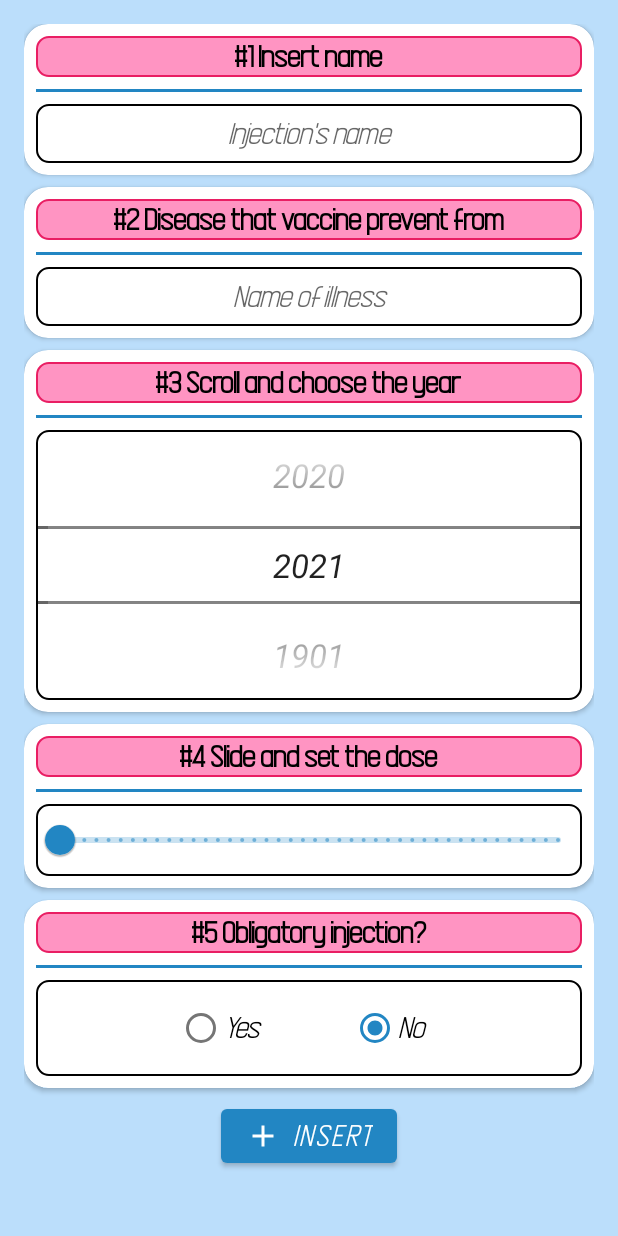
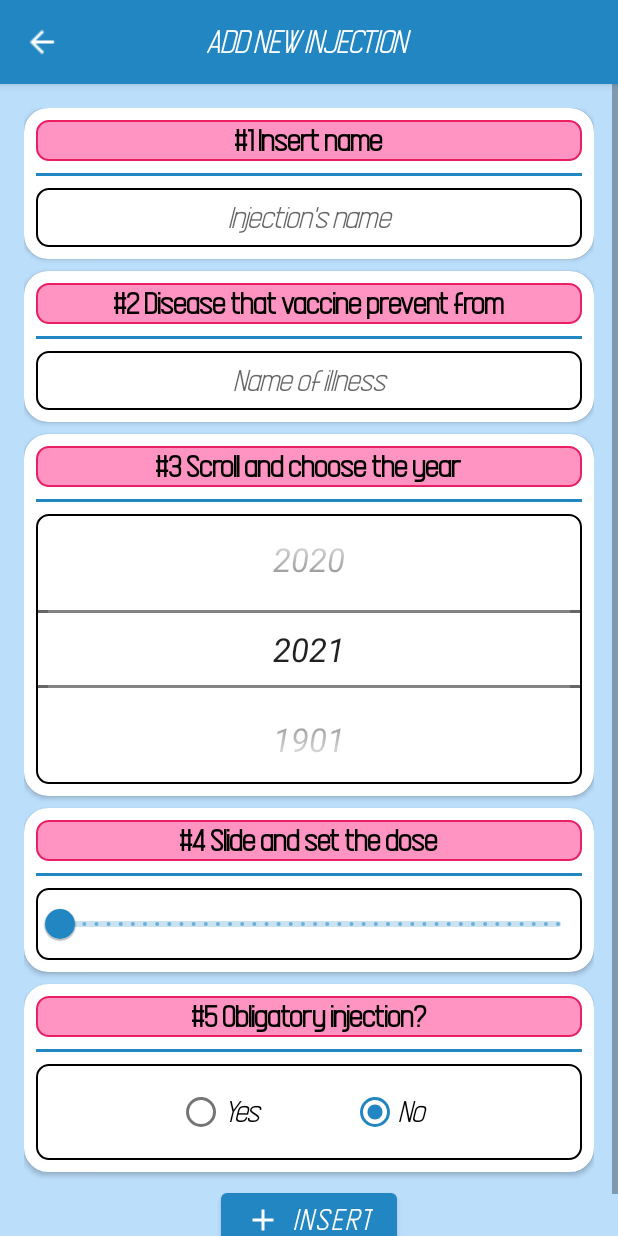
Before and after one commit to mrkomal/MyInjections, an Android app: the AddInjectionActivity screen opened directly, with no data from a screen before it, on a phone screen of 412 x 824 dp. Run offline under Robolectric (Android 15) with nearby library versions, the phone set to English and light mode, and no system bars; our stand-ins replace Room's generated code.

Commit message:
Setting app toolbar for add_injection_layout

```diff
--- a/app/src/main/java/com/example/myinjections/view/ui/AddInjectionActivity.kt
+++ b/app/src/main/java/com/example/myinjections/view/ui/AddInjectionActivity.kt
@@ -1,10 +1,12 @@
 package com.example.myinjections.view.ui
 
+import android.app.ActionBar
 import android.os.Bundle
 import android.text.TextUtils
 import android.util.Log
 import android.view.View
 import android.widget.RadioButton
+import android.widget.Toolbar
 import com.example.myinjections.viewmodel.BaseActivity
 import com.example.myinjections.R
 import com.example.myinjections.room.model.InjectionInfo
@@ -63,8 +65,13 @@ class AddInjectionActivity : BaseActivity() {
         super.onCreate(savedInstanceState)
         setContentView(R.layout.activity_add_injection)
 
-        //Setting action bar title
-        supportActionBar?.title = "NEW INJECTION"
+        //Setting toolbar
+        val toolbar = findViewById<androidx.appcompat.widget.Toolbar>(R.id.add_injection_toolbar)
+        setSupportActionBar(toolbar)
+        supportActionBar?.setDisplayShowTitleEnabled(false)
+        toolbar.setNavigationOnClickListener {
+            finish()
+        }
 
         //UI items settings
         setYearPickerValues()
--- a/app/src/main/res/layout/activity_add_injection.xml
+++ b/app/src/main/res/layout/activity_add_injection.xml
@@ -1,4 +1,31 @@
 <?xml version="1.0" encoding="utf-8"?>
+<LinearLayout
+    xmlns:android="http://schemas.android.com/apk/res/android"
+    xmlns:app="http://schemas.android.com/apk/res-auto"
+    xmlns:tools="http://schemas.android.com/tools"
+    android:layout_width="match_parent"
+    android:layout_height="match_parent"
+    android:orientation="vertical">
+
+    <com.google.android.material.appbar.MaterialToolbar
+        android:id="@+id/add_injection_toolbar"
+        android:layout_width="match_parent"
+        android:layout_height="wrap_content"
+        app:layout_constraintTop_toTopOf="parent"
+        style="@style/Widget.MaterialComponents.Toolbar.Primary"
+        app:navigationIcon="@drawable/sharp_arrow_back_white_24dp">
+
+        <TextView
+            android:layout_width="wrap_content"
+            android:layout_height="wrap_content"
+            android:text="@string/toolbar_title_add_injection"
+            android:textColor="@color/colorWhite"
+            android:textSize="24dp"
+            android:textStyle="italic"
+            android:layout_gravity="center">
+        </TextView>
+    </com.google.android.material.appbar.MaterialToolbar>
+
     <ScrollView
         xmlns:android="http://schemas.android.com/apk/res/android"
         android:layout_width="match_parent"
@@ -235,3 +262,4 @@
             </Button>
         </LinearLayout>
     </ScrollView>
+</LinearLayout>
--- a/app/src/main/res/values/strings.xml
+++ b/app/src/main/res/values/strings.xml
@@ -8,6 +8,7 @@
     <string name="button_display">Display</string>
 
     //add injection activity
+    <string name="toolbar_title_add_injection">ADD NEW INJECTION "</string>
     <string name="header1">#1 Insert name</string>
     <string name="hint_edittext1">Injection\'s name</string>
     <string name="header5">#2 Disease that vaccine prevent from</string>
```
Also changed, not shown: app/src/main/res/drawable/sharp_arrow_back_white_24dp.png (added). Lines whose indentation alone changed are shown as unchanged.
